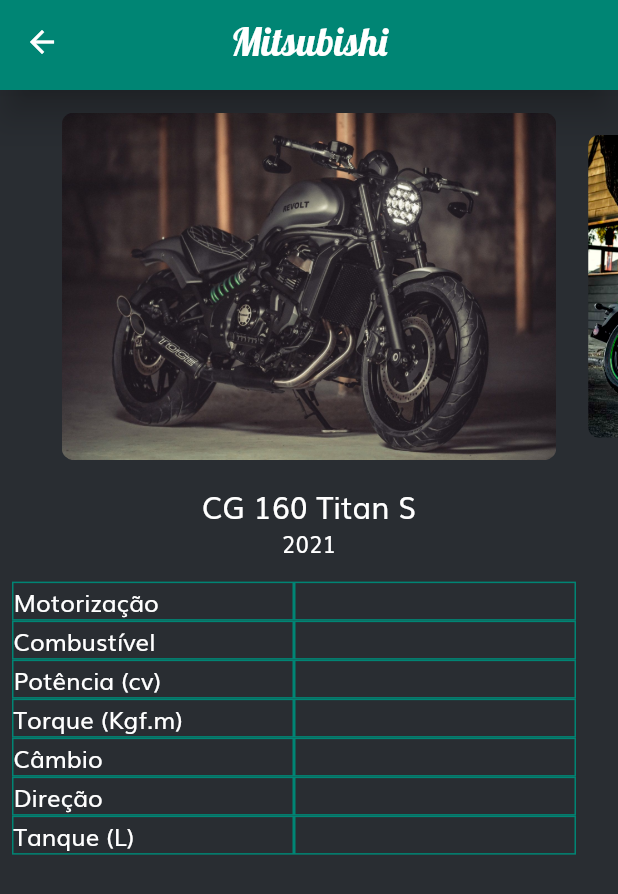
After one commit to Anthonydj08/Concessionaria-Flutter, a Flutter app: the VisualizarVeiculo screen opened by its route, on a phone screen of 412 x 824 dp. The commit adds this screen. Shown: the top 894 px of the screen. Run offline on Flutter 3.47's test engine with Material 2 defaults, Android fonts, the phone set to English and light mode, and no system bars; drawn by our look-alikes of carousel_slider; our stand-ins replace floor, flutter_svg, google_fonts, sqflite; accounts and stored records are empty; generated files the repository leaves out were written again.

Commit message:
Tela de visualizar Veiculo

```diff
--- a/concessionaria_flutter/lib/routes.dart
+++ b/concessionaria_flutter/lib/routes.dart
@@ -1,6 +1,7 @@
 import 'package:concessionaria_flutter/tema.dart';
 import 'package:concessionaria_flutter/veiculo/Cadastrar_Veiculo.dart';
 import 'package:concessionaria_flutter/veiculo/Listar_Veiculo.dart';
+import 'package:concessionaria_flutter/veiculo/create/Visualizar_Veiculo.dart';
 import 'package:concessionaria_flutter/welcome/welcome.dart';
 import 'package:flutter/material.dart';
 import 'db/database.dart';
@@ -8,7 +9,7 @@ import 'home/Home.dart';
 import 'login/login.dart';
 
 class Routes extends StatelessWidget {
-  const Routes({Key? key,required this.db}) : super(key: key);
+  const Routes({Key? key, required this.db}) : super(key: key);
   final AppDatabase db;
 
   @override
@@ -19,12 +20,12 @@ class Routes extends StatelessWidget {
       theme: tema(),
       initialRoute: Welcome.routeName,
       routes: {
-
         Welcome.routeName: (context) => Welcome(),
         Home.routeName: (context) => Home(db: db),
         Login.routeName: (context) => Login(),
         CadastrarVeiculo.routeName: (context) => CadastrarVeiculo(db: db),
         ListarVeiculo.routeName: (context) => ListarVeiculo(),
+        VisualizarVeiculo.routeName: (context) => VisualizarVeiculo(),
       },
     );
   }
--- /dev/null
+++ b/concessionaria_flutter/lib/veiculo/create/Visualizar_Veiculo.dart
@@ -0,0 +1,153 @@
+import 'package:carousel_slider/carousel_slider.dart';
+import 'package:concessionaria_flutter/constants.dart';
+import 'package:concessionaria_flutter/model/veiculo/Veiculo_Model.dart';
+import 'package:concessionaria_flutter/veiculo/Listar_Veiculo.dart';
+import 'package:concessionaria_flutter/veiculo/components/App_Bar.dart';
+import 'package:flutter/material.dart';
+
+class VisualizarVeiculo extends StatefulWidget {
+  static String routeName = "/visualizarVeiculo";
+
+  VisualizarVeiculo({Key? key}) : super(key: key);
+
+  @override
+  _VisualizarVeiculoState createState() => _VisualizarVeiculoState();
+}
+
+class _VisualizarVeiculoState extends State<VisualizarVeiculo> {
+  @override
+  Widget build(BuildContext context) {
+    return Scaffold(
+      appBar: PreferredSize(
+        preferredSize: const Size.fromHeight(60),
+        child: appBarVeiculo(
+          'Mitsubishi',
+          ListarVeiculo.routeName,
+          context,
+        ),
+      ),
+      body: SingleChildScrollView(
+        child: Container(
+          height: MediaQuery.of(context).size.height,
+          color: Color.fromARGB(255, 41, 45, 50),
+          child: Column(
+            children: [
+              fotos(),
+              infos(),
+            ],
+          ),
+        ),
+      ),
+    );
+  }
+}
+
+Widget fotos() {
+  final List<String> imagemList = [
+    'assets/imagens/moto1.jpg',
+    'assets/imagens/moto2.jpg',
+    'assets/imagens/moto3.jpg',
+    'assets/imagens/moto4.jpg',
+    'assets/imagens/moto5.jpg',
+  ];
+
+  return Padding(
+    padding: const EdgeInsets.symmetric(vertical: 15),
+    child: Center(
+      child: CarouselSlider(
+        options: CarouselOptions(
+          enlargeCenterPage: true,
+          enableInfiniteScroll: false,
+          autoPlay: false,
+        ),
+        items: imagemList
+            .map(
+              (e) => ClipRRect(
+                borderRadius: BorderRadius.circular(8),
+                child: Stack(
+                  fit: StackFit.expand,
+                  children: [
+                    Image.asset(
+                      e,
+                      width: 1050,
+                      height: 350,
+                      fit: BoxFit.cover,
+                    ),
+                  ],
+                ),
+              ),
+            )
+            .toList(),
+      ),
+    ),
+  );
+}
+
+Widget infos() {
+  return Column(
+    children: [
+      titulo('CG 160 Titan S', '2021'),
+      label('Motorização', ''),
+      label('Combustível', ''),
+      label('Potência (cv)', ''),
+      label('Torque (Kgf.m)', ''),
+      label('Câmbio', ''),
+      label('Direção', ''),
+      label('Tanque (L)', ''),
+    ],
+  );
+}
+
+Widget titulo(titulo, subTitulo) {
+  return Padding(
+    padding: const EdgeInsets.only(bottom: 15.0),
+    child: Center(
+      child: Column(
+        children: [
+          Text(
+            titulo,
+            style: TextStyle(
+              fontSize: 20,
+            ),
+          ),
+          Text(
+            subTitulo,
+            style: TextStyle(
+              fontSize: 15,
+            ),
+          ),
+        ],
+      ),
+    ),
+  );
+}
+
+Widget label(textoLabel, infoLabel) {
+  return Padding(
+    padding: const EdgeInsets.symmetric(horizontal: 8.0),
+    child: Row(
+      children: [
+        Container(
+          width: 188,
+          decoration: BoxDecoration(
+            border: Border.all(color: kPrimaryColor),
+          ),
+          child: Text(
+            textoLabel,
+            style: TextStyle(fontSize: 16.0),
+          ),
+        ),
+        Container(
+          width: 188,
+          decoration: BoxDecoration(
+            border: Border.all(color: kPrimaryColor),
+          ),
+          child: Text(
+            infoLabel,
+            style: TextStyle(fontSize: 16.0),
+          ),
+        )
+      ],
+    ),
+  );
+}
```
Also changed, not shown: concessionaria_flutter/lib/veiculo/Listar_Veiculo.dart (+4 -3 lines).
